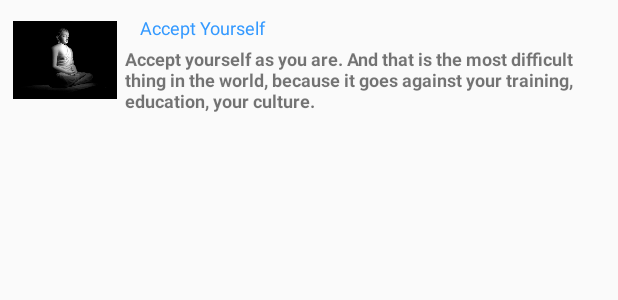
After one commit to sudhajanagaraj/Mystic, an Android app: the layout list_title_quotes.xml on its own in the app's theme, with its tools: preview values and no code run, on a phone screen of 412 x 824 dp. The commit adds this screen. Shown: the top 300 px of the screen. Run offline under Robolectric (Android 15) with nearby library versions, the phone set to English and light mode, and no system bars.

Commit message:
Design for main screen part 1
Design for main screen part 1

```diff
--- a/build.gradle
+++ b/build.gradle
@@ -5,7 +5,7 @@ buildscript {
         jcenter()
     }
     dependencies {
-        classpath 'com.android.tools.build:gradle:2.1.2'
+        classpath 'com.android.tools.build:gradle:2.1.3'
 
         // NOTE: Do not place your application dependencies here; they belong
         // in the individual module build.gradle files
--- a/mystic/src/main/java/com/android/mystic/application/MysticMainActivity.java
+++ b/mystic/src/main/java/com/android/mystic/application/MysticMainActivity.java
@@ -20,7 +20,7 @@ import android.view.View;
 import android.widget.ListView;
 
 import com.android.mystic.R;
-import com.android.mystic.adapter.CustomListAdapter;
+import com.android.mystic.adapter.TitleAdapter;
 import com.android.mystic.data.ListRowItems;
 import com.android.mystic.data.MysticConstants;
 import com.android.mystic.provider.DBUtility;
@@ -188,7 +188,7 @@ public class MysticMainActivity extends AppCompatActivity
             }
         }
 
-        CustomListAdapter adapter = new CustomListAdapter(this,R.layout.listview_main, rowItems );
+        TitleAdapter adapter = new TitleAdapter(this,R.layout.list_title_quotes, rowItems);
         listView.setAdapter(adapter);
     }
 
--- a/mystic/src/main/java/com/android/mystic/ui/QuotesListActivity.java
+++ b/mystic/src/main/java/com/android/mystic/ui/QuotesListActivity.java
@@ -9,7 +9,7 @@ import android.os.Bundle;
 import android.widget.ListView;
 
 import com.android.mystic.R;
-import com.android.mystic.adapter.CustomListAdapter;
+import com.android.mystic.adapter.QuotesListAdapter;
 import com.android.mystic.data.ListRowItems;
 import com.android.mystic.data.MysticConstants;
 import com.android.mystic.provider.MysticContent;
@@ -80,7 +80,7 @@ public class QuotesListActivity extends AppCompatActivity implements
             }
         }
 
-        CustomListAdapter adapter = new CustomListAdapter(this,R.layout.listview_main, rowItems );
+        QuotesListAdapter adapter = new QuotesListAdapter(this,R.layout.listview_quotes, rowItems );
         listView.setAdapter(adapter);
     }
 
--- /dev/null
+++ b/mystic/src/main/res/layout/list_title_quotes.xml
@@ -0,0 +1,43 @@
+<?xml version="1.0" encoding="utf-8"?>
+<RelativeLayout xmlns:android="http://schemas.android.com/apk/res/android"
+    android:id="@+id/title_tv_quotes"
+    android:layout_width="wrap_content"
+    android:layout_height="wrap_content"
+    android:paddingStart="3dp"
+    android:paddingEnd="3dp">
+
+
+    <ImageView
+        android:id="@+id/title_ProfilePic"
+        android:layout_width="80dp"
+        android:layout_height="80dp"
+        android:contentDescription="@string/app_name"
+        android:paddingLeft="5dp"
+        android:paddingRight="5dp"
+        android:src="@drawable/gautambuddha" />
+
+    <TextView
+        android:id="@+id/text_title"
+        android:layout_marginTop="10dp"
+        android:layout_width="wrap_content"
+        android:layout_height="wrap_content"
+        android:layout_toRightOf="@+id/title_ProfilePic"
+        android:paddingLeft="10dp"
+        android:textColor="#3399FF"
+        android:text="Accept Yourself"
+        android:textSize="12sp" />
+
+    <TextView
+        android:id="@+id/text_Desc"
+        android:layout_width="wrap_content"
+        android:layout_height="wrap_content"
+        android:textSize="12sp"
+        android:text="Accept yourself as you are. And that is the most difficult thing in the world, because it goes against your training, education, your culture."
+        android:textStyle="bold"
+        android:layout_below="@+id/text_title"
+        android:layout_toEndOf="@+id/title_ProfilePic"
+        android:layout_alignBottom="@+id/title_ProfilePic"
+        android:gravity="left|center_vertical" />
+
+
+</RelativeLayout>
```
Also changed, not shown: mystic/src/main/java/com/android/mystic/adapter/QuotesListAdapter.java (added, +122 -0 lines), mystic/src/main/java/com/android/mystic/adapter/TitleAdapter.java (renamed from mystic/src/main/java/com/android/mystic/adapter/CustomListAdapter.java, +5 -22 lines), mystic/src/main/java/com/android/mystic/ui/MastersListActivity.java (+2 -5 lines), mystic/src/main/res/values/strings.xml (+3 -13 lines), gradle/wrapper/gradle-wrapper.properties, mystic/src/main/res/layout/listview_quotes.xml (renamed from mystic/src/main/res/layout/listview_main.xml).
